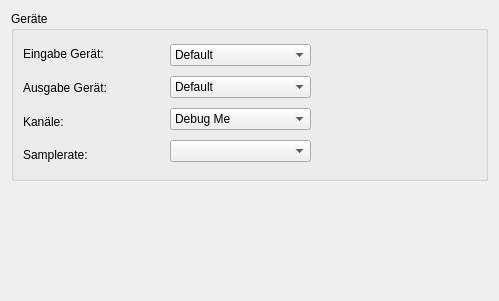
This is ui/soundsettingsdlg.ui in KDE/simon as Qt 5 draws it before an edit. The edited form follows.
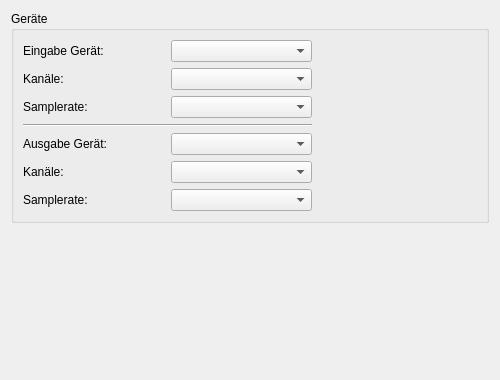
This is the edited form. Icons and pictures are not drawn. Custom widgets are drawn as their Qt base class.

Patch:
```diff
--- a/ui/soundsettingsdlg.ui
+++ b/ui/soundsettingsdlg.ui
@@ -6,7 +6,7 @@
     <x>0</x>
     <y>0</y>
     <width>496</width>
-    <height>301</height>
+    <height>380</height>
    </rect>
   </property>
   <property name="windowTitle" >
@@ -28,6 +28,10 @@
       <item>
        <layout class="QVBoxLayout" >
         <item>
+         <layout class="QHBoxLayout" >
+          <item>
+           <layout class="QVBoxLayout" >
+            <item>
          <widget class="QLabel" name="lbInDevice" >
           <property name="text" >
            <string>Eingabe Gerät:</string>
@@ -38,6 +42,58 @@
          </widget>
         </item>
         <item>
+             <widget class="QLabel" name="lbChannels" >
+              <property name="text" >
+               <string>Kanäle:</string>
+              </property>
+              <property name="buddy" >
+               <cstring>cbChannelsIn</cstring>
+              </property>
+             </widget>
+            </item>
+            <item>
+             <widget class="QLabel" name="lbSamplerate" >
+              <property name="text" >
+               <string>Samplerate:</string>
+              </property>
+              <property name="buddy" >
+               <cstring>cbSampleRateIn</cstring>
+              </property>
+             </widget>
+            </item>
+           </layout>
+          </item>
+          <item>
+           <layout class="QVBoxLayout" >
+            <item>
+             <widget class="SimonComboBox" name="cbInDevice" />
+            </item>
+            <item>
+             <widget class="SimonComboBox" name="cbChannelsIn" >
+              <property name="currentIndex" >
+               <number>-1</number>
+              </property>
+             </widget>
+            </item>
+            <item>
+             <widget class="SimonComboBox" name="cbSampleRateIn" />
+            </item>
+           </layout>
+          </item>
+         </layout>
+        </item>
+        <item>
+         <widget class="Line" name="line" >
+          <property name="orientation" >
+           <enum>Qt::Horizontal</enum>
+          </property>
+         </widget>
+        </item>
+        <item>
+         <layout class="QHBoxLayout" >
+          <item>
+           <layout class="QVBoxLayout" >
+            <item>
          <widget class="QLabel" name="lbOutDevice" >
           <property name="text" >
            <string>Ausgabe Gerät:</string>
@@ -48,7 +104,7 @@
          </widget>
         </item>
         <item>
-         <widget class="QLabel" name="lbChannels" >
+             <widget class="QLabel" name="lbChannels_2" >
           <property name="text" >
            <string>Kanäle:</string>
           </property>
@@ -58,7 +114,7 @@
          </widget>
         </item>
         <item>
-         <widget class="QLabel" name="lbSamplerate" >
+             <widget class="QLabel" name="lbSamplerate_2" >
           <property name="text" >
            <string>Samplerate:</string>
           </property>
@@ -72,37 +128,21 @@
       <item>
        <layout class="QVBoxLayout" >
         <item>
-         <widget class="SimonComboBox" name="cbInDevice" >
-          <item>
-           <property name="text" >
-            <string>Default</string>
-           </property>
-          </item>
-         </widget>
-        </item>
+             <widget class="SimonComboBox" name="cbOutDevice" />
+            </item>
         <item>
-         <widget class="SimonComboBox" name="cbOutDevice" >
-          <item>
-           <property name="text" >
-            <string>Default</string>
-           </property>
-          </item>
-         </widget>
-        </item>
-        <item>
-         <widget class="SimonComboBox" name="cbChannels" >
+             <widget class="SimonComboBox" name="cbChannelsOut" >
           <property name="currentIndex" >
-           <number>0</number>
-          </property>
-          <item>
-           <property name="text" >
-            <string>Debug Me</string>
-           </property>
-          </item>
+               <number>-1</number>
+              </property>
          </widget>
         </item>
         <item>
-         <widget class="SimonComboBox" name="cbSampleRate" />
+             <widget class="SimonComboBox" name="cbSampleRateOut" />
+            </item>
+           </layout>
+          </item>
+         </layout>
         </item>
        </layout>
       </item>
@@ -173,8 +213,8 @@
      </property>
      <property name="sizeHint" >
       <size>
-       <width>477</width>
-       <height>16</height>
+       <width>478</width>
+       <height>61</height>
       </size>
      </property>
     </spacer>
```
Left out of the diff: 4 changed lines with no effect on the pictures. Lines whose indentation alone changed are shown as unchanged.
